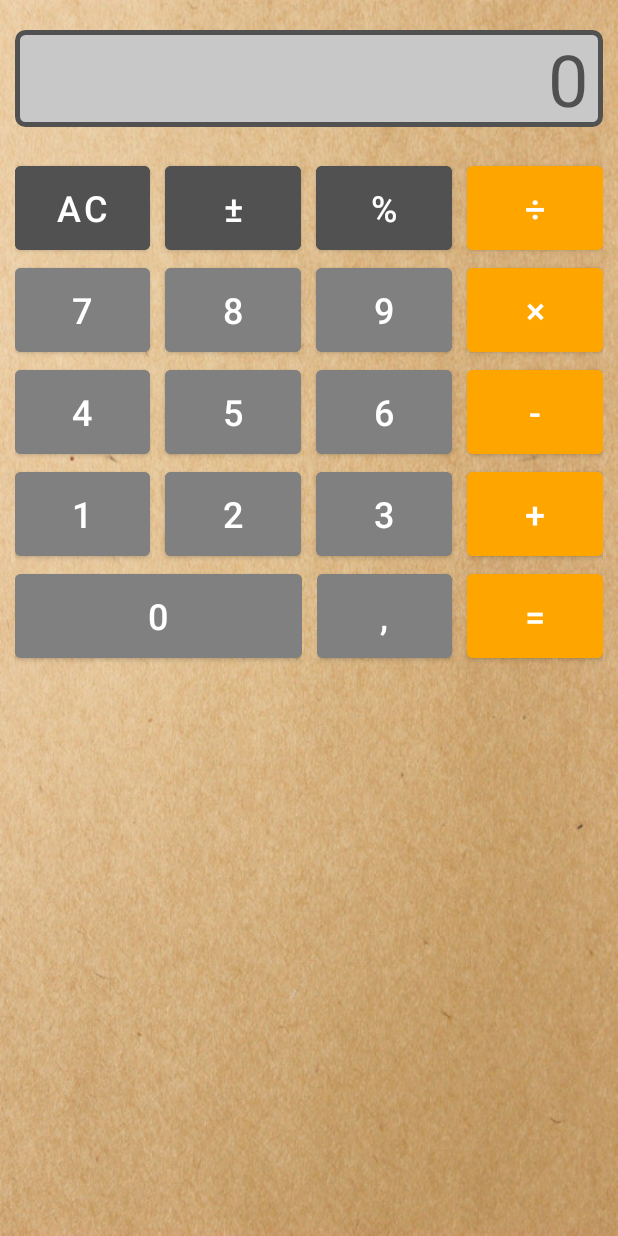
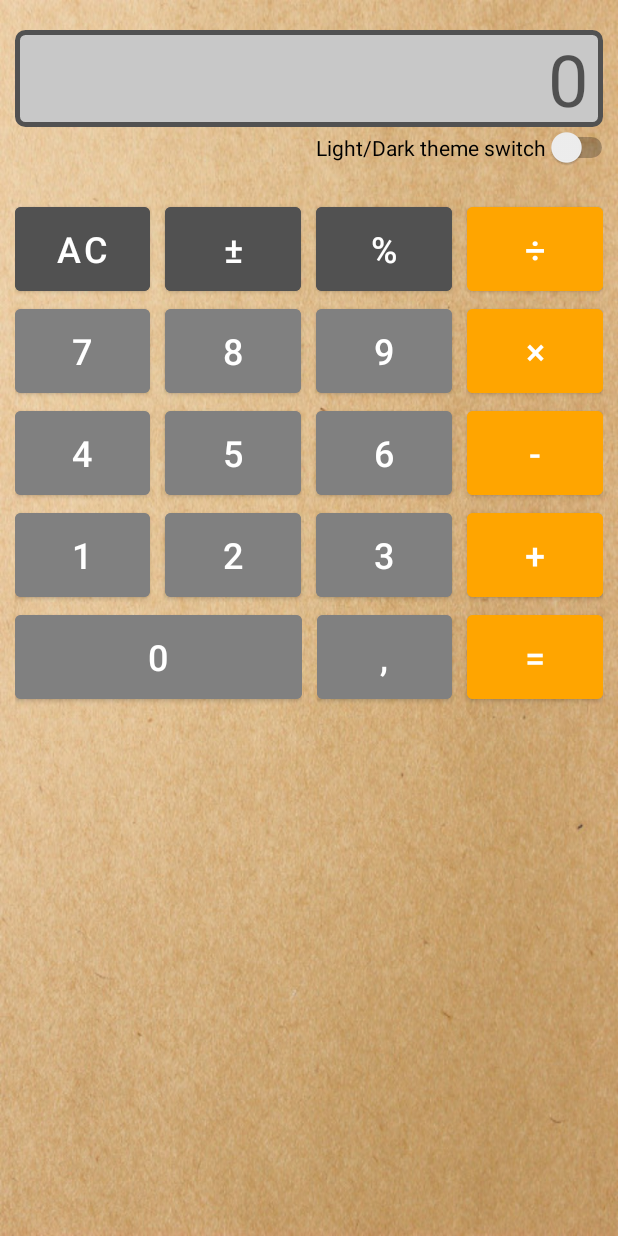
Before and after one commit to fat-hamster/android-lesson3, an Android app: the layout activity_main.xml on its own in the app's theme, with its tools: preview values and no code run, on a phone screen of 412 x 824 dp. Run offline under Robolectric (Android 15) with nearby library versions, the phone set to English and light mode, and no system bars.

Commit message:
Заглушка. Не работает переключение темы. Не совсем разобрался со стилями

```diff
--- a/app/src/main/java/com/example/mysimplecalculator/MainActivity.java
+++ b/app/src/main/java/com/example/mysimplecalculator/MainActivity.java
@@ -2,11 +2,19 @@ package com.example.mysimplecalculator;
 
 import androidx.annotation.NonNull;
 import androidx.appcompat.app.AppCompatActivity;
+import androidx.appcompat.app.AppCompatDelegate;
 
+import android.content.res.Resources;
 import android.os.Bundle;
 import android.util.Log;
+import android.view.View;
 import android.widget.Button;
+import android.widget.CompoundButton;
+import android.widget.Switch;
 import android.widget.TextView;
+import android.widget.Toast;
+
+import com.google.android.material.button.MaterialButton;
 
 import java.util.HashMap;
 import java.util.Map;
@@ -48,6 +56,7 @@ public class MainActivity extends AppCompatActivity {
         Button plus = findViewById(R.id.plus);
         Button comma = findViewById(R.id.comma);
         Button equal = findViewById(R.id.equal);
+        Switch theme_switch = (Switch) findViewById(R.id.theme_switch);
 
         Map<Integer, Button> mNumberButtons = new HashMap<>();
         mNumberButtons.put(1, (Button) findViewById(R.id._1));
@@ -87,7 +96,33 @@ public class MainActivity extends AppCompatActivity {
         divide.setOnClickListener(v -> divide());
         equal.setOnClickListener(v -> calculate());
         percent.setOnClickListener(v -> percent());
+
+        theme_switch.setOnCheckedChangeListener((buttonView, isChecked) -> {
+            if (isChecked) {
+                Toast.makeText(MainActivity.this,
+                        "Switch On", Toast.LENGTH_SHORT).show();
+            } else {
+                Toast.makeText(MainActivity.this,
+                        "Switch Off", Toast.LENGTH_SHORT).show();
+            }
+        });
+
+        /*theme_switch.setOnCheckedChangeListener(new CompoundButton.OnCheckedChangeListener() {
+            @Override
+            public void onCheckedChanged(CompoundButton buttonView, boolean isChecked) {
+                if (isChecked) {
+                    //setTheme(R.style.Theme_MySimpleCalculatorDark);
+                    display.setText("Checked");
+                } else {
+                    //setTheme(R.style.Theme_MySimpleCalculator);
+                    display.setText("Unchecked");
+                }
+                //recreate();
+            }
+        });*/
     }
+
+
 
     @Override
     protected void onSaveInstanceState(@NonNull Bundle instanceState) {
@@ -108,10 +143,12 @@ public class MainActivity extends AppCompatActivity {
     private void restoreDisplay() {
         if (calc.getOperand2() != null) {
             displayResult(calc.getResult());
+            res = true;
             return;
         }
         if (calc.getOperand1() != null && calc.getOperation() == 0) {
             displayResult(calc.getOperand1());
+            res = true;
             return;
         }
         display.setText(R.string.zero);
--- a/app/src/main/res/layout/activity_main.xml
+++ b/app/src/main/res/layout/activity_main.xml
@@ -14,16 +14,22 @@
 
         <com.google.android.material.textview.MaterialTextView
             android:id="@+id/textView"
+            android:layout_width="match_parent"
             android:layout_height="match_parent"
-            android:layout_width="match_parent"
-            android:layout_marginRight="@dimen/horizontal_margin"
             android:layout_marginLeft="@dimen/horizontal_margin"
             android:layout_marginTop="@dimen/top_margin"
+            android:layout_marginRight="@dimen/horizontal_margin"
+            android:background="@drawable/style_textview"
             android:gravity="right"
             android:hint="@string/_0"
-            android:textSize="@dimen/textviewSize"
             android:paddingRight="@dimen/horizontal_margin"
-            android:background="@drawable/style_textview" />
+            android:textSize="@dimen/textviewSize" />
+        <Switch
+            android:id="@+id/theme_switch"
+            android:layout_width="wrap_content"
+            android:layout_height="wrap_content"
+            android:layout_gravity="right"
+            android:text="@string/light_dark_theme_switch" />
 
 
     </LinearLayout>
@@ -44,23 +50,23 @@
 
             <com.google.android.material.button.MaterialButton
                 android:id="@+id/ac"
-                android:text="@string/ac"
-                style="@style/DarkGrayButtons" />
+                style="@style/DarkGrayButtons"
+                android:text="@string/ac" />
 
             <com.google.android.material.button.MaterialButton
                 android:id="@+id/min_plus"
-                android:text="@string/min_plus"
-                style="@style/DarkGrayButtons" />
+                style="@style/DarkGrayButtons"
+                android:text="@string/min_plus" />
 
             <com.google.android.material.button.MaterialButton
                 android:id="@+id/percent"
-                android:text="@string/percent"
-                style="@style/DarkGrayButtons" />
+                style="@style/DarkGrayButtons"
+                android:text="@string/percent" />
 
             <com.google.android.material.button.MaterialButton
                 android:id="@+id/div"
-                android:text="@string/divide"
-                style="@style/OrangeButtons" />
+                style="@style/OrangeButtons"
+                android:text="@string/divide" />
         </LinearLayout>
 
         <LinearLayout
@@ -74,23 +80,23 @@
 
             <com.google.android.material.button.MaterialButton
                 android:id="@+id/_7"
-                android:text="@string/_7"
-                style="@style/GrayButtons" />
+                style="@style/GrayButtons"
+                android:text="@string/_7" />
 
             <com.google.android.material.button.MaterialButton
                 android:id="@+id/_8"
-                android:text="@string/_8"
-                style="@style/GrayButtons" />
+                style="@style/GrayButtons"
+                android:text="@string/_8" />
 
             <com.google.android.material.button.MaterialButton
                 android:id="@+id/_9"
-                android:text="@string/_9"
-                style="@style/GrayButtons" />
+                style="@style/GrayButtons"
+                android:text="@string/_9" />
 
             <com.google.android.material.button.MaterialButton
                 android:id="@+id/multiply"
-                android:text="@string/multiply"
-                style="@style/OrangeButtons" />
+                style="@style/OrangeButtons"
+                android:text="@string/multiply" />
         </LinearLayout>
 
         <LinearLayout
@@ -105,23 +111,23 @@
 
             <com.google.android.material.button.MaterialButton
                 android:id="@+id/_4"
-                android:text="@string/_4"
-                style="@style/GrayButtons" />
+                style="@style/GrayButtons"
+                android:text="@string/_4" />
 
             <com.google.android.material.button.MaterialButton
                 android:id="@+id/_5"
-                android:text="@string/_5"
-                style="@style/GrayButtons" />
+                style="@style/GrayButtons"
+                android:text="@string/_5" />
 
             <com.google.android.material.button.MaterialButton
                 android:id="@+id/_6"
-                android:text="@string/_6"
-                style="@style/GrayButtons" />
+                style="@style/GrayButtons"
+                android:text="@string/_6" />
 
             <com.google.android.material.button.MaterialButton
                 android:id="@+id/minus"
-                android:text="@string/minus"
-                style="@style/OrangeButtons" />
+                style="@style/OrangeButtons"
+                android:text="@string/minus" />
         </LinearLayout>
 
         <LinearLayout
@@ -136,23 +142,23 @@
 
             <com.google.android.material.button.MaterialButton
                 android:id="@+id/_1"
-                android:text="@string/_1"
-                style="@style/GrayButtons" />
+                style="@style/GrayButtons"
+                android:text="@string/_1" />
 
             <com.google.android.material.button.MaterialButton
                 android:id="@+id/_2"
-                android:text="@string/_2"
-                style="@style/GrayButtons" />
+                style="@style/GrayButtons"
+                android:text="@string/_2" />
 
             <com.google.android.material.button.MaterialButton
                 android:id="@+id/_3"
-                android:text="@string/_3"
-                style="@style/GrayButtons" />
+                style="@style/GrayButtons"
+                android:text="@string/_3" />
 
             <com.google.android.material.button.MaterialButton
                 android:id="@+id/plus"
-                android:text="@string/plus"
-                style="@style/OrangeButtons" />
+                style="@style/OrangeButtons"
+                android:text="@string/plus" />
         </LinearLayout>
 
         <LinearLayout
@@ -171,10 +177,10 @@
 
                 <com.google.android.material.button.MaterialButton
                     android:id="@+id/_0"
-                    android:text="@string/_0"
                     android:layout_width="match_parent"
                     android:layout_height="@dimen/button_height"
                     android:backgroundTint="@color/gray"
+                    android:text="@string/_0"
                     android:textSize="@dimen/button_text_size" />
             </LinearLayout>
 
@@ -186,15 +192,21 @@
 
                 <com.google.android.material.button.MaterialButton
                     android:id="@+id/comma"
-                    android:text="@string/comma"
-                    style="@style/GrayButtons" />
+                    style="@style/GrayButtons"
+                    android:text="@string/comma" />
 
                 <com.google.android.material.button.MaterialButton
                     android:id="@+id/equal"
-                    android:text="@string/equal"
-                    style="@style/OrangeButtons" />
+                    style="@style/OrangeButtons"
+                    android:text="@string/equal" />
             </LinearLayout>
         </LinearLayout>
+    </LinearLayout>
+
+    <LinearLayout
+        android:layout_width="wrap_content"
+        android:layout_height="wrap_content">
+
 
     </LinearLayout>
 
--- a/app/src/main/res/values/strings.xml
+++ b/app/src/main/res/values/strings.xml
@@ -21,4 +21,5 @@
     <string name="comma">,</string>
     <string name="equal">=</string>
     <string name="error">error</string>
+    <string name="light_dark_theme_switch">Light/Dark theme switch</string>
 </resources>
--- a/app/src/main/res/values/themes.xml
+++ b/app/src/main/res/values/themes.xml
@@ -13,4 +13,11 @@
         <item name="android:statusBarColor" tools:targetApi="l">?attr/colorPrimaryVariant</item>
         <!-- Customize your theme here. -->
     </style>
+    <style name="Theme.MySimpleCalculatorDark" parent="Theme.MaterialComponents.DayNight.NoActionBar">
+        <!-- Primary brand color. -->
+        <item name="colorPrimary">@color/purple_500</item>
+        <item name="colorPrimaryVariant">@color/purple_700</item>
+        <item name="colorOnPrimary">@color/black</item>
+        <item name="android:statusBarColor" tools:targetApi="l">?attr/colorPrimaryVariant</item>
+    </style>
 </resources>
```
